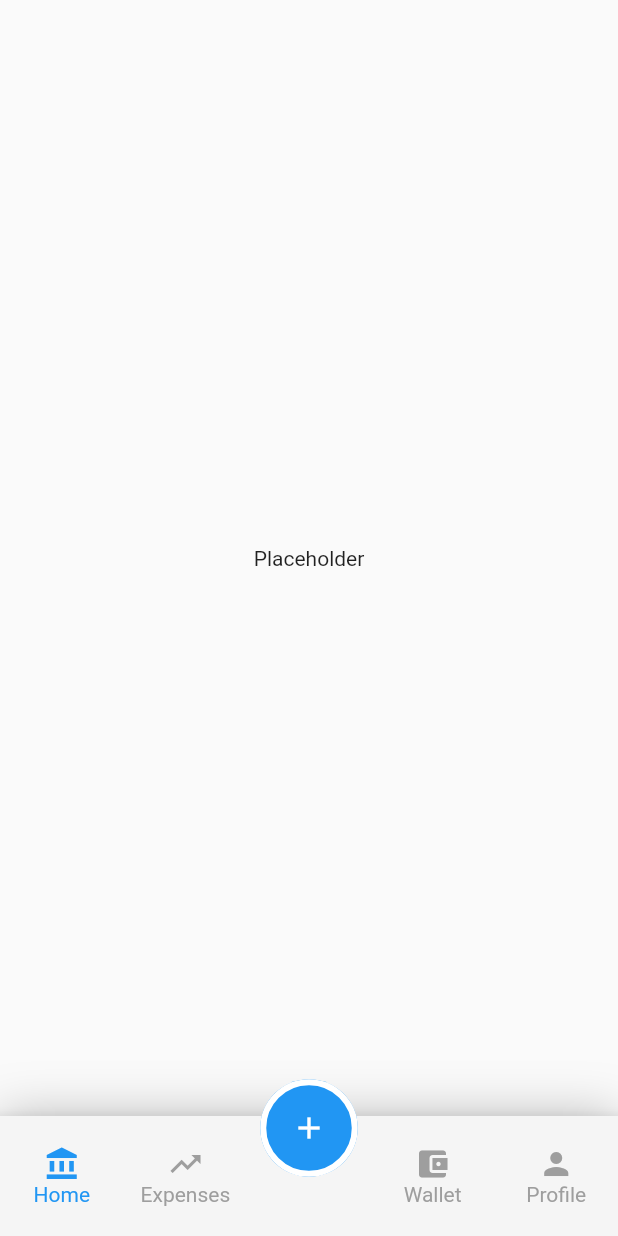
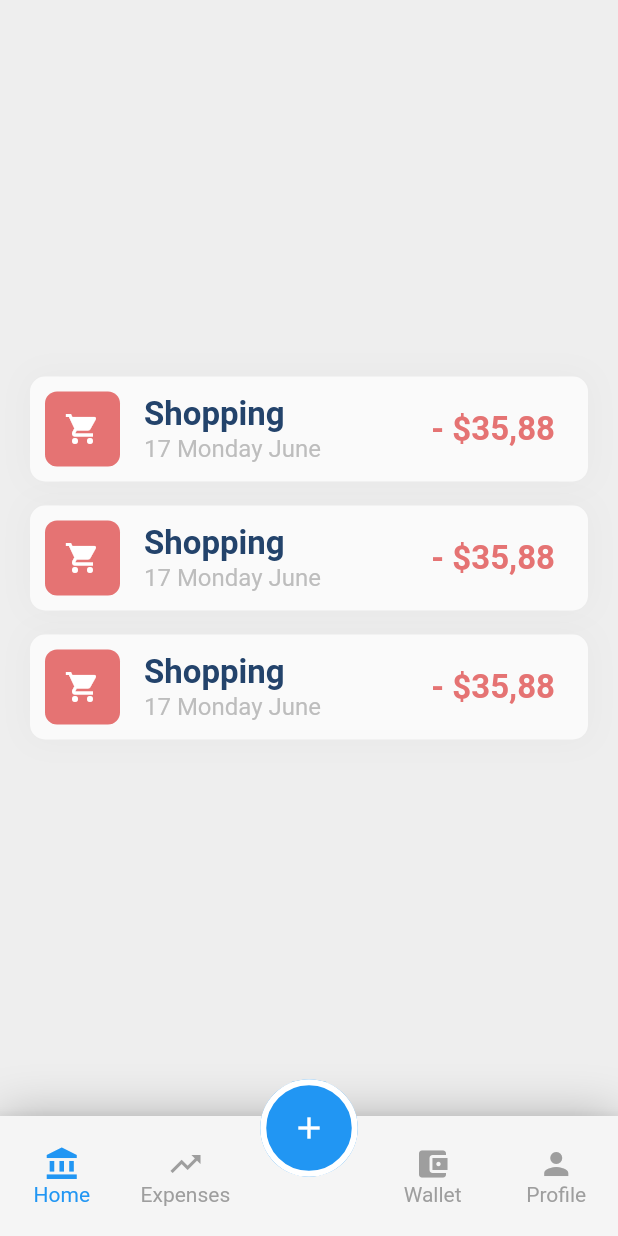
Before and after one commit to ImaniiTy/Bank-App-Example, a Flutter app: the screen it shows after launch, after a tap on "Login", on a phone screen of 412 x 824 dp. Run offline on Flutter 3.47's test engine with Material 2 defaults, Android fonts, the phone set to English and light mode, and no system bars; our stand-ins replace circular_check_box.

Commit message:
some assets done

```diff
--- /dev/null
+++ b/lib/common.dart
@@ -0,0 +1,84 @@
+import 'package:flutter/material.dart';
+
+final Color darkBlue = Color(0xFF23436b);
+
+class CustomCard extends StatelessWidget {
+  CustomCard({
+    @required this.onTap,
+    @required this.iconData,
+    this.iconColor: Colors.white,
+    this.iconBackground: Colors.grey,
+    this.title,
+    this.subTitle,
+    this.sufix
+  });
+
+  final VoidCallback onTap;
+  final IconData iconData;
+  final Color iconColor;
+  final Color iconBackground;
+  final String title;
+  final String subTitle;
+  final Widget sufix;
+
+  @override
+  Widget build(BuildContext context) {
+    return Container(
+      width: double.infinity,
+      margin: EdgeInsets.symmetric(vertical: 8.0),
+      decoration: BoxDecoration(boxShadow: [
+        BoxShadow(blurRadius: 18.0, color: Color.fromARGB(8, 0, 0, 0))
+      ]),
+      child: Material(
+        borderRadius: BorderRadius.circular(10.0),
+        child: InkWell(
+            onTap: onTap,
+            borderRadius: BorderRadius.circular(10.0),
+            child: Padding(
+              padding: EdgeInsets.all(10.0),
+              child: Row(
+                mainAxisAlignment: MainAxisAlignment.spaceEvenly,
+                mainAxisSize: MainAxisSize.max,
+                children: <Widget>[
+                  Container(
+                    height: 50.0,
+                    width: 50.0,
+                    margin: EdgeInsets.only(right: 16.0),
+                    decoration: BoxDecoration(
+                      color: iconBackground,
+                      borderRadius: BorderRadius.circular(8.0),
+                    ),
+                    child: Icon(iconData, color: iconColor),
+                  ),
+                  Expanded(
+                    child: Column(
+                      crossAxisAlignment: CrossAxisAlignment.stretch,
+                      children: <Widget>[
+                        Text(
+                          title,
+                          style: TextStyle(
+                              color: darkBlue,
+                              fontSize: 22.0,
+                              fontWeight: FontWeight.bold),
+                        ),
+                        Text(
+                          subTitle,
+                          style: TextStyle(
+                              color: Colors.grey[400], fontSize: 16.0),
+                        )
+                      ],
+                    ),
+                  ),
+                  FittedBox(
+                    child: Padding(
+                      padding: EdgeInsets.only(right: 12.0),
+                      child: sufix ?? Container(),
+                    ),
+                  ),
+                ],
+              ),
+            )),
+      ),
+    );
+  }
+}
--- a/lib/main.dart
+++ b/lib/main.dart
@@ -1,10 +1,24 @@
 import 'package:bankapp/login_page.dart';
 import 'package:bankapp/main_page.dart';
 import 'package:flutter/material.dart';
+import 'package:flutter/services.dart';
 
 //TODO: Limpar o codigo
 
 void main() => runApp(MyApp());
+
+void changeStatusColor(Color background, Brightness iconBrightness) {
+  SystemChrome.setSystemUIOverlayStyle(SystemUiOverlayStyle(
+    statusBarColor: background,
+    statusBarIconBrightness: iconBrightness,
+  ));
+}
+
+class Palette {
+  //Backgrounds
+  static final Color bWhite = Colors.white;
+  static final Color bGrey = Colors.grey[200];
+}
 
 class MyApp extends StatelessWidget {
   @override
@@ -26,8 +40,10 @@ class LoginScreen extends StatelessWidget {
 
   @override
   Widget build(BuildContext context) {
+    changeStatusColor(Palette.bWhite, Brightness.dark);
     return Scaffold(
       resizeToAvoidBottomPadding: false,
+      backgroundColor: Palette.bWhite,
       body: LoginPage(),
     );
   }
@@ -38,16 +54,7 @@ class MainScreen extends StatelessWidget {
 
   @override
   Widget build(BuildContext context) {
-    return MainPage(
-      items: <AppBarItem>[
-        AppBarItem(iconData: Icons.account_balance, label: "Home"),
-        AppBarItem(iconData: Icons.trending_up, label: "Expenses"),
-        AppBarItem(iconData: Icons.account_balance_wallet, label: "Wallet"),
-        AppBarItem(iconData: Icons.person, label: "Profile"),
-      ],
-      onTabSelected: (index) {
-        //TODO
-      },
-    );
+    changeStatusColor(Palette.bGrey, Brightness.dark);
+    return MainPage();
   }
 }
--- a/lib/main_page.dart
+++ b/lib/main_page.dart
@@ -1,3 +1,4 @@
+import 'package:bankapp/common.dart';
 import 'package:flutter/gestures.dart';
 import 'package:flutter/material.dart';
 
@@ -8,11 +9,17 @@ class AppBarItem {
 }
 
 class MainPage extends StatefulWidget {
-  MainPage({this.items, this.onTabSelected, this.height: 80.0});
+  final double height = 80;
+  final List<AppBarItem> items = [
+    AppBarItem(iconData: Icons.account_balance, label: "Home"),
+    AppBarItem(iconData: Icons.trending_up, label: "Expenses"),
+    AppBarItem(iconData: Icons.account_balance_wallet, label: "Wallet"),
+    AppBarItem(iconData: Icons.person, label: "Profile"),
+  ];
 
-  final List<AppBarItem> items;
-  final ValueChanged<int> onTabSelected;
-  final double height;
+  void onTabSelected(int index) {
+
+  }
 
   @override
   _MainPageState createState() => _MainPageState();
@@ -108,13 +115,68 @@ class _MainPageState extends State<MainPage> {
 
   @override
   Widget build(BuildContext context) {
-    // TODO: implement build
     return WillPopScope(
       onWillPop: () async => false,
       child: Scaffold(
         resizeToAvoidBottomPadding: false,
+        backgroundColor: Colors.grey[200],
         body: Center(
-          child: Text("Placeholder"), //TODO
+          child: Padding(
+            padding: EdgeInsets.all(20.0),
+            child: Column(
+              mainAxisAlignment: MainAxisAlignment.center,
+              children: <Widget>[
+                CustomCard(
+                  onTap: () {
+
+                  },
+                  iconData: Icons.shopping_cart,
+                  title: "Shopping",
+                  subTitle: "17 Monday June",
+                  iconBackground: Colors.red[300],
+                  sufix: Text("- \$35,88",
+                    style: TextStyle(
+                      color: Colors.red[300],
+                      fontSize: 22.0,
+                      fontWeight: FontWeight.bold
+                    ),
+                  ),
+                ),
+                CustomCard(
+                  onTap: () {
+
+                  },
+                  iconData: Icons.shopping_cart,
+                  title: "Shopping",
+                  subTitle: "17 Monday June",
+                  iconBackground: Colors.red[300],
+                  sufix: Text("- \$35,88",
+                    style: TextStyle(
+                      color: Colors.red[300],
+                      fontSize: 22.0,
+                      fontWeight: FontWeight.bold
+                    ),
+                  ),
+                ),
+                CustomCard(
+                  onTap: () {
+
+                  },
+                  iconData: Icons.shopping_cart,
+                  title: "Shopping",
+                  subTitle: "17 Monday June",
+                  iconBackground: Colors.red[300],
+                  sufix: Text("- \$35,88",
+                    style: TextStyle(
+                      color: Colors.red[300],
+                      fontSize: 22.0,
+                      fontWeight: FontWeight.bold
+                    ),
+                  ),
+                ),
+              ],
+            ),
+          )
         ),
         floatingActionButton: _buildFloatingButton(),
         floatingActionButtonLocation: FloatingActionButtonLocation.centerDocked,
```
Also changed, not shown: 1 other file.
